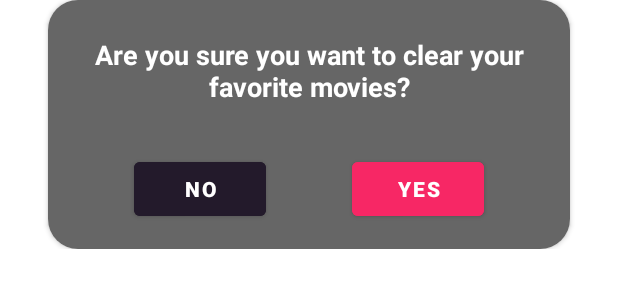
After one commit to MSavik/Movie-Database-App, an Android app: the layout dialog_clear_favorite_movies.xml on its own in the app's theme, with its tools: preview values and no code run, on a phone screen of 412 x 824 dp. The commit adds this screen. Shown: the top 300 px of the screen. Run offline under Robolectric (Android 15) with nearby library versions, the phone set to English and light mode, and no system bars.

Commit message:
Add CLEAR LIST button to favorite movie list with a dialog. Add update movie list use cases for popular, top rated and upcoming movies which updates the lists on refresh

```diff
--- a/app/src/main/java/com/msavik/movie_database_app/di/appModule.kt
+++ b/app/src/main/java/com/msavik/movie_database_app/di/appModule.kt
@@ -9,8 +9,8 @@ import org.koin.dsl.module
 
 val appModule = module {
 
-    viewModel { MovieViewModel(get(), get(), get(), get(), get(), get()) }
+    viewModel { MovieViewModel(get(), get(), get(), get(), get(), get(), get(), get(), get()) }
     viewModel { DetailsViewModel(get(), get(), get(), get(), get(), get(), get(), get()) }
     viewModel { SearchViewModel(get()) }
-    viewModel { FavoriteViewModel(get()) }
+    viewModel { FavoriteViewModel(get(), get()) }
 }
--- a/app/src/main/java/com/msavik/movie_database_app/ui/details/DetailsViewModel.kt
+++ b/app/src/main/java/com/msavik/movie_database_app/ui/details/DetailsViewModel.kt
@@ -8,6 +8,7 @@ import com.msavik.domain.model.movie.Movie
 import com.msavik.domain.usecases.*
 import com.msavik.domain.utility.Page
 import com.msavik.domain.utility.Resource
+import com.msavik.movie_database_app.ui.home.MovieViewModel
 import kotlinx.coroutines.Dispatchers
 import kotlinx.coroutines.launch
 
--- a/app/src/main/java/com/msavik/movie_database_app/ui/home/HomeFragment.kt
+++ b/app/src/main/java/com/msavik/movie_database_app/ui/home/HomeFragment.kt
@@ -132,9 +132,9 @@ class HomeFragment : Fragment(R.layout.fragment_home) {
         binding.apply {
             srlHome.setOnRefreshListener {
                 when(tlHome.selectedTabPosition) {
-                    0 -> { viewModel.getPopularMoviesList() }
-                    1 -> { viewModel.getTopRatedMoviesList() }
-                    2 -> { viewModel.getUpcomingMoviesList() }
+                    0 -> { viewModel.updatePopularMoviesList() }
+                    1 -> { viewModel.updateTopRatedMoviesList() }
+                    2 -> { viewModel.updateUpcomingMoviesList() }
                 }
             }
         }
--- /dev/null
+++ b/app/src/main/res/layout/dialog_clear_favorite_movies.xml
@@ -0,0 +1,64 @@
+<?xml version="1.0" encoding="utf-8"?>
+<LinearLayout xmlns:android="http://schemas.android.com/apk/res/android"
+    android:layout_width="wrap_content"
+    android:layout_height="wrap_content"
+    xmlns:app="http://schemas.android.com/apk/res-auto">
+
+    <androidx.cardview.widget.CardView
+        android:layout_width="wrap_content"
+        android:layout_height="wrap_content"
+        app:cardCornerRadius="20dp"
+        app:cardBackgroundColor="@color/white"
+        android:layout_marginStart="@dimen/margin_xxlarge"
+        android:layout_marginEnd="@dimen/margin_xxlarge">
+
+        <androidx.constraintlayout.widget.ConstraintLayout
+            android:layout_width="match_parent"
+            android:layout_height="match_parent"
+            android:background="@color/granite_grey"
+            android:paddingBottom="@dimen/padding_large">
+
+            <TextView
+                android:id="@+id/tvMessage"
+                android:layout_width="wrap_content"
+                android:layout_height="wrap_content"
+                android:text="Are you sure you want to clear your favorite movies?"
+                android:textSize="@dimen/text_size_large"
+                android:textColor="@color/white"
+                android:textStyle="bold"
+                android:textAlignment="center"
+                app:layout_constraintTop_toTopOf="parent"
+                app:layout_constraintStart_toStartOf="parent"
+                app:layout_constraintEnd_toEndOf="parent"
+                android:layout_marginTop="@dimen/margin_xlarge"
+                android:layout_marginStart="@dimen/margin_xlarge"
+                android:layout_marginEnd="@dimen/margin_xlarge"/>
+
+            <Button
+                android:id="@+id/btNo"
+                android:layout_width="wrap_content"
+                android:layout_height="wrap_content"
+                android:backgroundTint="@color/raisin_black"
+                android:text="NO"
+                android:textStyle="bold"
+                android:textColor="@color/white"
+                app:layout_constraintStart_toStartOf="parent"
+                app:layout_constraintTop_toBottomOf="@id/tvMessage"
+                app:layout_constraintEnd_toStartOf="@id/btYes"
+                android:layout_marginTop="@dimen/margin_xxlarge"/>
+
+            <Button
+                android:id="@+id/btYes"
+                android:layout_width="wrap_content"
+                android:layout_height="wrap_content"
+                android:backgroundTint="@color/radical_red"
+                android:text="YES"
+                android:textStyle="bold"
+                android:textColor="@color/white"
+                app:layout_constraintEnd_toEndOf="parent"
+                app:layout_constraintTop_toBottomOf="@id/tvMessage"
+                app:layout_constraintStart_toEndOf="@id/btNo"
+                android:layout_marginTop="@dimen/margin_xxlarge" />
+        </androidx.constraintlayout.widget.ConstraintLayout>
+    </androidx.cardview.widget.CardView>
+</LinearLayout>
--- a/data/src/main/java/com/msavik/data/db/MovieDao.kt
+++ b/data/src/main/java/com/msavik/data/db/MovieDao.kt
@@ -70,4 +70,7 @@ interface MovieDao {
 
     @Delete
     suspend fun deleteFavoriteMovie(movie: FavoriteMovieEntity)
+
+    @Query("DELETE FROM favorite_movie")
+    suspend fun deleteAllFavoriteMovies()
 }
--- a/data/src/main/java/com/msavik/data/repository/MovieRepositoryImpl.kt
+++ b/data/src/main/java/com/msavik/data/repository/MovieRepositoryImpl.kt
@@ -156,4 +156,8 @@ class MovieRepositoryImpl(private val database: MovieDatabase) : MovieRepository
 
     override suspend fun deleteFavoriteMovieDatabase(movie: Movie) =
         database.getMovieDao().deleteFavoriteMovie(favoriteMovieMapper.mapToEntity(movie))
+
+    override suspend fun deleteAllFavoriteMoviesDatabase() {
+        database.getMovieDao().deleteAllFavoriteMovies()
+    }
 }
--- a/domain/src/main/java/com/msavik/domain/di/domainModule.kt
+++ b/domain/src/main/java/com/msavik/domain/di/domainModule.kt
@@ -20,4 +20,8 @@ val domainModule = module {
     factory { GetFavoriteMovieByIdUseCase(get()) }
     factory { GetFavoriteMoviesListUseCase(get()) }
     factory { DeleteFavoriteMovieUseCase(get()) }
+    factory { DeleteFavoriteMovieListUseCase(get()) }
+    factory { UpdatePopularMoviesListUseCase(get()) }
+    factory { UpdateTopRatedMoviesListUseCase(get()) }
+    factory { UpdateUpcomingMoviesListUseCase(get()) }
 }
--- a/domain/src/main/java/com/msavik/domain/repository/MovieRepository.kt
+++ b/domain/src/main/java/com/msavik/domain/repository/MovieRepository.kt
@@ -61,4 +61,6 @@ interface MovieRepository {
     fun getFavoriteMovieListDatabase(): List<Movie>
 
     suspend fun deleteFavoriteMovieDatabase(movie: Movie)
+
+    suspend fun deleteAllFavoriteMoviesDatabase()
 }
--- a/domain/src/main/java/com/msavik/domain/usecases/GetPopularMoviesListUseCase.kt
+++ b/domain/src/main/java/com/msavik/domain/usecases/GetPopularMoviesListUseCase.kt
@@ -8,9 +8,7 @@ class GetPopularMoviesListUseCase(
 ) : BaseUseCase<Unit?, List<Movie>>() {
     override suspend fun execute(params: Unit?): List<Movie> {
         val cachedMovieList = repository.getPopularMovieListDatabase()
-        return if (cachedMovieList.isNotEmpty()) {
-            cachedMovieList
-        } else {
+        return cachedMovieList.ifEmpty {
             val response = repository.getPopularMoviesList()
             for (movie in response) {
                 repository.upsertPopularMovieDatabase(movie)
--- a/domain/src/main/java/com/msavik/domain/usecases/GetTopRatedMoviesListUseCase.kt
+++ b/domain/src/main/java/com/msavik/domain/usecases/GetTopRatedMoviesListUseCase.kt
@@ -8,9 +8,7 @@ class GetTopRatedMoviesListUseCase(
 ) : BaseUseCase<Unit?, List<Movie>>() {
     override suspend fun execute(params: Unit?): List<Movie> {
         val cachedMovieList = repository.getTopRatedMovieListDatabase()
-        return if (cachedMovieList.isNotEmpty()) {
-            cachedMovieList
-        } else {
+        return cachedMovieList.ifEmpty {
             val response = repository.getTopRatedMoviesList()
             for (movie in response) {
                 repository.upsertTopRatedMovieDatabase(movie)
--- a/domain/src/main/java/com/msavik/domain/usecases/GetUpcomingMoviesListUseCase.kt
+++ b/domain/src/main/java/com/msavik/domain/usecases/GetUpcomingMoviesListUseCase.kt
@@ -8,9 +8,7 @@ class GetUpcomingMoviesListUseCase(
 ) : BaseUseCase<Unit?, List<Movie>>() {
     override suspend fun execute(params: Unit?): List<Movie> {
         val cachedMovieList = repository.getUpcomingMovieListDatabase()
-        return if (cachedMovieList.isNotEmpty()) {
-            cachedMovieList
-        } else {
+        return cachedMovieList.ifEmpty {
             val response = repository.getUpcomingMoviesList()
             for (movie in response) {
                 repository.upsertUpcomingMovieDatabase(movie)
```
Also changed, not shown: app/src/main/java/com/msavik/movie_database_app/ui/favorite/FavoriteFragment.kt (+26 -0 lines), app/src/main/java/com/msavik/movie_database_app/ui/favorite/FavoriteViewModel.kt (+14 -1 lines), app/src/main/java/com/msavik/movie_database_app/ui/home/MovieViewModel.kt (+37 -4 lines), app/src/main/res/layout/fragment_favorite.xml (+22 -1 lines), domain/src/main/java/com/msavik/domain/usecases/DeleteFavoriteMovieListUseCase.kt (added, +11 -0 lines), domain/src/main/java/com/msavik/domain/usecases/UpdatePopularMoviesListUseCase.kt (added, +15 -0 lines), domain/src/main/java/com/msavik/domain/usecases/UpdateTopRatedMoviesListUseCase.kt (added, +15 -0 lines), domain/src/main/java/com/msavik/domain/usecases/UpdateUpcomingMoviesListUseCase.kt (added, +15 -0 lines).
